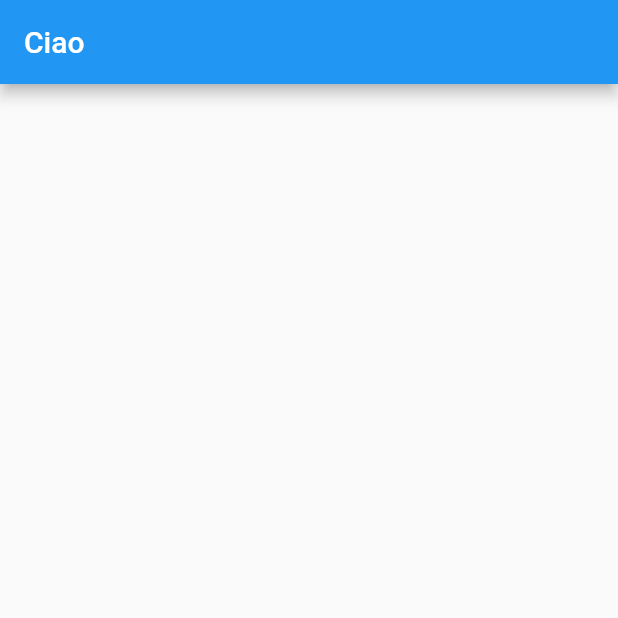
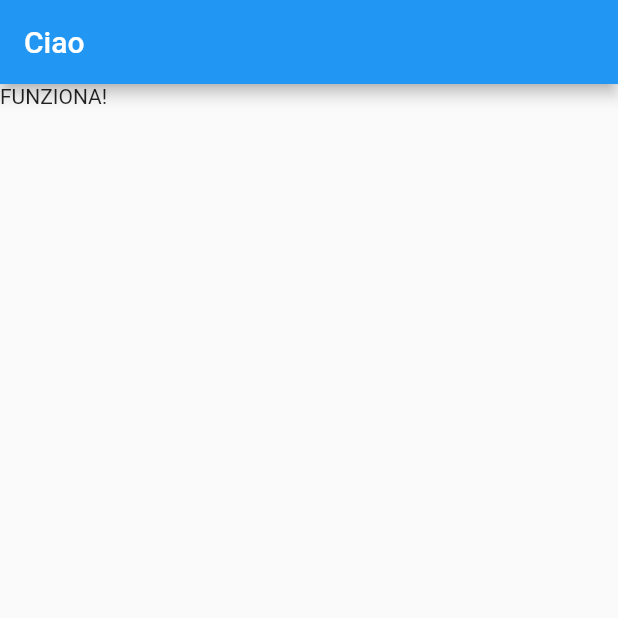
Before and after one commit to DanieleCorrado/nuovo, a Flutter app: the screen it shows after launch, on a phone screen of 412 x 824 dp, the top half of it. Run offline on Flutter 3.47's test engine with Material 2 defaults, Android fonts, the phone set to English and light mode, and no system bars.

Commit message:
Nuova modifica

```diff
--- a/lib/main.dart
+++ b/lib/main.dart
@@ -1,14 +1,19 @@
 import 'package:flutter/material.dart';
 
 void main() => runApp(MaterialApp(
-  home: Home(),
-));
+      home: Home(),
+    ));
 
 class Home extends StatelessWidget {
   @override
   Widget build(BuildContext context) {
     return Scaffold(
       appBar: AppBar(title: Text("Ciao")),
+      body: Column(
+        children: <Widget>[
+          Text("FUNZIONA!"),
+        ],
+      ),
     );
   }
 }
```
